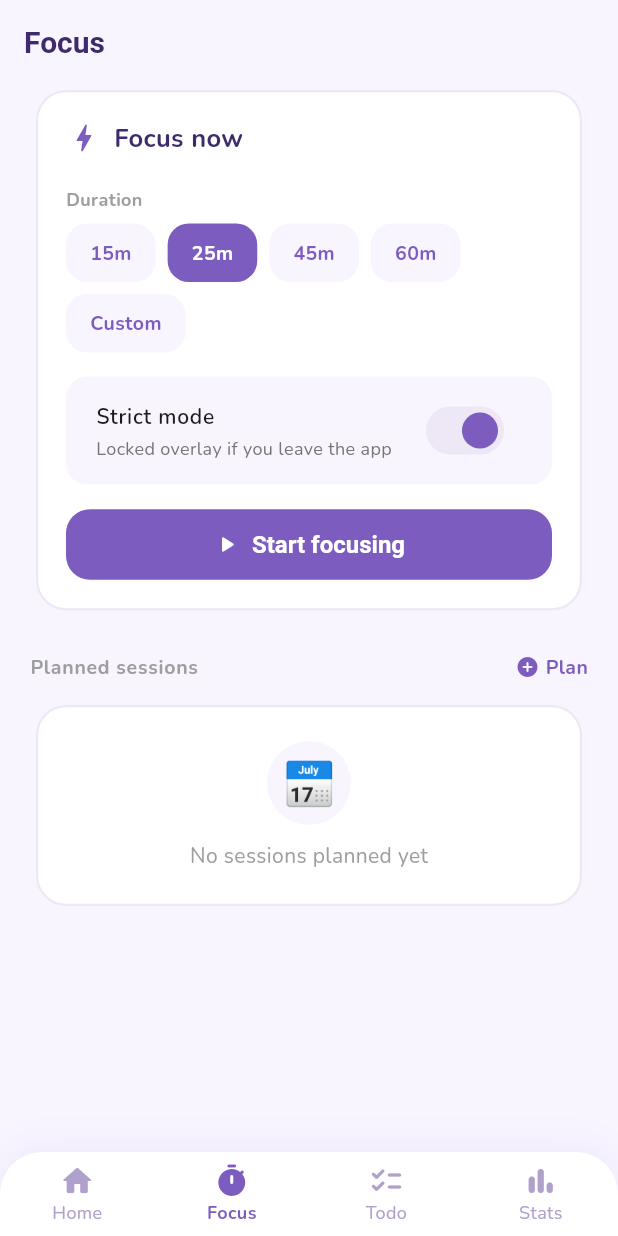
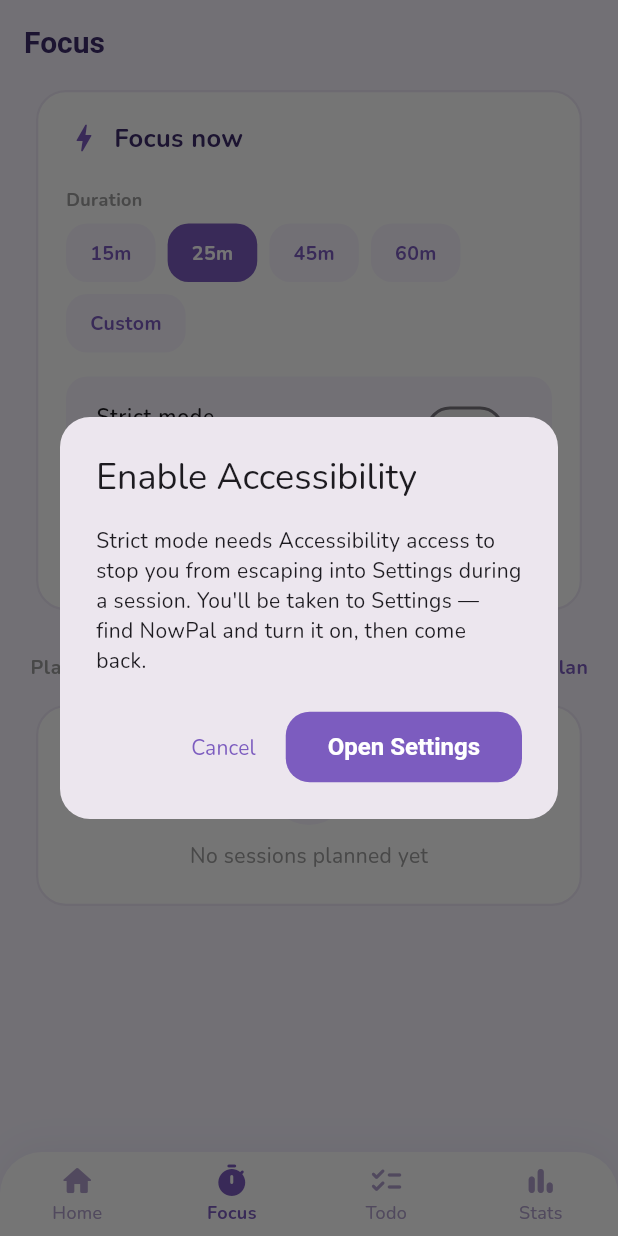
Before and after one commit to Thioosha/nowpal, a Flutter app: the screen it shows after launch, item 2 of the bottom bar chosen, after a tap on "Strict mode", on a phone screen of 412 x 824 dp. Run offline on Flutter 3.47's test engine with Material 3 defaults, Android fonts, the light colour scheme and no system bars; our stand-ins replace audioplayers, fl_chart, flutter_local_notifications, lottie, shared_preferences, timezone; missing offline and left inert: android_alarm_manager_plus, android_intent_plus, flutter_overlay_window.

Commit message:
Accessibility service detect window

```diff
--- a/lib/screens/focus_screen.dart
+++ b/lib/screens/focus_screen.dart
@@ -7,6 +7,7 @@ import '../providers/planned_session_provider.dart';
 import 'package:intl/intl.dart';
 import '../services/notification_service.dart';
 import '../services/alarm_service.dart';
+import '../services/launch_service.dart';
 
 class FocusScreen extends StatefulWidget {
   const FocusScreen({super.key});
@@ -42,6 +43,38 @@ class _FocusScreenState extends State<FocusScreen> {
     if (mounted) {
       context.read<PlannedSessionProvider>().deleteSession(session.id);
     }
+  }
+
+  Future<bool> _ensureAccessibilityEnabled() async {
+    final enabled = await LaunchService.isAccessibilityEnabled();
+    if (enabled) return true;
+
+    final proceed = await showDialog<bool>(
+      context: context,
+      builder: (context) => AlertDialog(
+        shape: RoundedRectangleBorder(borderRadius: BorderRadius.circular(20)),
+        title: const Text('Enable Accessibility'),
+        content: const Text(
+          'Strict mode needs Accessibility access to stop you from escaping into Settings during a session. '
+          'You\'ll be taken to Settings — find NowPal and turn it on, then come back.',
+        ),
+        actions: [
+          TextButton(
+            onPressed: () => Navigator.pop(context, false),
+            child: const Text('Cancel'),
+          ),
+          ElevatedButton(
+            onPressed: () => Navigator.pop(context, true),
+            child: const Text('Open Settings'),
+          ),
+        ],
+      ),
+    );
+
+    if (proceed == true) {
+      await LaunchService.openAccessibilitySettings();
+    }
+    return false; // don't auto-enable the toggle yet; let them come back and try again
   }
 
   void _pickCustomDuration() async {
@@ -226,7 +259,13 @@ class _FocusScreenState extends State<FocusScreen> {
                         style: TextStyle(fontSize: 14),
                       ),
                       value: strict,
-                      onChanged: (v) => setDialogState(() => strict = v),
+                      onChanged: (v) async {
+                        if (v) {
+                          final ok = await _ensureAccessibilityEnabled();
+                          if (!ok) return;
+                        }
+                        setDialogState(() => strict = v);
+                      },
                     ),
                   ],
                 ),
@@ -428,7 +467,14 @@ class _FocusScreenState extends State<FocusScreen> {
                           ),
                         ),
                         value: _strictMode,
-                        onChanged: (v) => setState(() => _strictMode = v),
+                        onChanged: (v) async {
+                          if (v) {
+                            final ok = await _ensureAccessibilityEnabled();
+                            if (!ok)
+                              return; // don't flip the switch, user needs to grant first
+                          }
+                          setState(() => _strictMode = v);
+                        },
                       ),
                     ),
                     const SizedBox(height: 16),
--- a/lib/services/launch_service.dart
+++ b/lib/services/launch_service.dart
@@ -1,4 +1,5 @@
 import 'package:flutter/services.dart';
+import 'package:android_intent_plus/android_intent.dart';
 
 class LaunchService {
   static const _channel = MethodChannel('com.example.nowpal/launch');
@@ -18,4 +19,16 @@ class LaunchService {
       }
     });
   }
+
+  static Future<bool> isAccessibilityEnabled() async {
+    final result = await _channel.invokeMethod('isAccessibilityEnabled');
+    return result == true;
+  }
+
+  static Future<void> openAccessibilitySettings() async {
+    final intent = AndroidIntent(
+      action: 'android.settings.ACCESSIBILITY_SETTINGS',
+    );
+    await intent.launch();
+  }
 }
```
Also changed, not shown: 2 other files.
